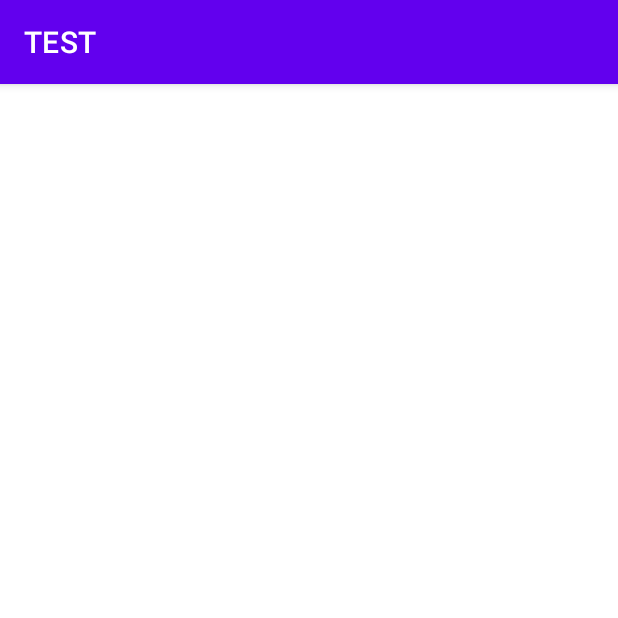
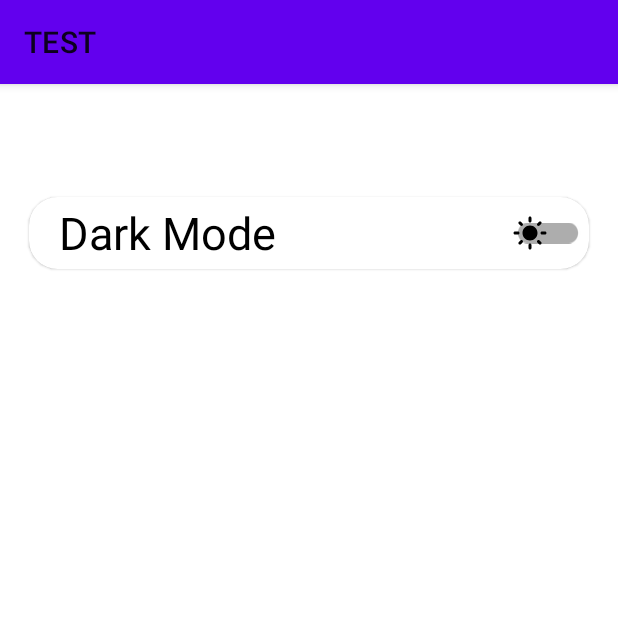
Before and after one commit to vinayakvigo/TEST, an Android app: the darkMode screen opened directly, with no data from a screen before it, on a phone screen of 412 x 824 dp, the top half of it. Run offline under Robolectric (Android 15) with nearby library versions, the phone set to English and light mode, and no system bars.

Commit message:
dark mode implemented

```diff
--- a/app/src/main/AndroidManifest.xml
+++ b/app/src/main/AndroidManifest.xml
@@ -17,7 +17,7 @@
         android:label="@string/app_name"
         android:roundIcon="@mipmap/ic_launcher_round"
         android:supportsRtl="true"
-        android:theme="@style/Theme.TEST"
+        android:theme="@style/Light"
         tools:ignore="ForegroundServicePermission"
         tools:targetApi="31">
         <activity
--- a/app/src/main/java/com/example/test/main/Task4/darkMode.java
+++ b/app/src/main/java/com/example/test/main/Task4/darkMode.java
@@ -1,17 +1,24 @@
 package com.example.test.main.Task4;
 
+import android.content.SharedPreferences;
+import android.graphics.drawable.ColorDrawable;
 import android.os.Bundle;
+import android.widget.CompoundButton;
 
 import androidx.activity.EdgeToEdge;
 import androidx.appcompat.app.AppCompatActivity;
+import androidx.appcompat.app.AppCompatDelegate;
 import androidx.core.graphics.Insets;
 import androidx.core.view.ViewCompat;
 import androidx.core.view.WindowInsetsCompat;
 
 import com.example.test.R;
+import com.google.android.material.switchmaterial.SwitchMaterial;
 
 public class darkMode extends AppCompatActivity {
 
+    boolean mode;
+    SwitchMaterial switchMaterial;
     @Override
     protected void onCreate(Bundle savedInstanceState) {
         super.onCreate(savedInstanceState);
@@ -22,5 +29,56 @@ public class darkMode extends AppCompatActivity {
             v.setPadding(systemBars.left, systemBars.top, systemBars.right, systemBars.bottom);
             return insets;
         });
+
+        switchMaterial = findViewById(R.id.t4DarkMode);
+        setInitialTask();
+
+
+        switchMaterial.setOnCheckedChangeListener(new CompoundButton.OnCheckedChangeListener() {
+            @Override
+            public void onCheckedChanged(CompoundButton buttonView, boolean isChecked) {
+                if (isChecked) {
+                    switchMaterial.setThumbResource(R.drawable.ic_dark_mode_24);
+                    HandleSharedPreferences(true);
+                    AppCompatDelegate.setDefaultNightMode(AppCompatDelegate.MODE_NIGHT_YES);
+
+
+
+                } else {
+                    switchMaterial.setThumbResource(R.drawable.baseline_light_mode_24);
+                    HandleSharedPreferences(false);
+                    AppCompatDelegate.setDefaultNightMode(AppCompatDelegate.MODE_NIGHT_NO);
+
+                }
+                //recreate();
+
+            }
+        });
+
+    }
+
+    private void setInitialTask() {
+        SharedPreferences preferences = getSharedPreferences("APP",MODE_PRIVATE);
+        mode = preferences.getBoolean("mode",false);
+        switchMaterial.setChecked(mode);
+        if (mode) {
+            switchMaterial.setThumbResource(R.drawable.ic_dark_mode_24);
+           // setTheme(R.style.DayNight);
+
+        } else {
+            switchMaterial.setThumbResource(R.drawable.baseline_light_mode_24);
+           // setTheme(R.style.Light);
+        }
+       //recreate();
+
+    }
+
+    private void HandleSharedPreferences(boolean mode) {
+
+        SharedPreferences preferences = getSharedPreferences("APP",MODE_PRIVATE);
+        SharedPreferences.Editor editor = preferences.edit();
+        editor.putBoolean("mode",mode);
+        editor.commit();
+
     }
 }
--- /dev/null
+++ b/app/src/main/res/drawable/baseline_light_mode_24.xml
@@ -0,0 +1,5 @@
+<vector xmlns:android="http://schemas.android.com/apk/res/android" android:height="24dp" android:tint="#000000" android:viewportHeight="24" android:viewportWidth="24" android:width="24dp">
+
+    <path android:fillColor="@android:color/white" android:pathData="M12,7c-2.76,0 -5,2.24 -5,5s2.24,5 5,5s5,-2.24 5,-5S14.76,7 12,7L12,7zM2,13l2,0c0.55,0 1,-0.45 1,-1s-0.45,-1 -1,-1l-2,0c-0.55,0 -1,0.45 -1,1S1.45,13 2,13zM20,13l2,0c0.55,0 1,-0.45 1,-1s-0.45,-1 -1,-1l-2,0c-0.55,0 -1,0.45 -1,1S19.45,13 20,13zM11,2v2c0,0.55 0.45,1 1,1s1,-0.45 1,-1V2c0,-0.55 -0.45,-1 -1,-1S11,1.45 11,2zM11,20v2c0,0.55 0.45,1 1,1s1,-0.45 1,-1v-2c0,-0.55 -0.45,-1 -1,-1C11.45,19 11,19.45 11,20zM5.99,4.58c-0.39,-0.39 -1.03,-0.39 -1.41,0c-0.39,0.39 -0.39,1.03 0,1.41l1.06,1.06c0.39,0.39 1.03,0.39 1.41,0s0.39,-1.03 0,-1.41L5.99,4.58zM18.36,16.95c-0.39,-0.39 -1.03,-0.39 -1.41,0c-0.39,0.39 -0.39,1.03 0,1.41l1.06,1.06c0.39,0.39 1.03,0.39 1.41,0c0.39,-0.39 0.39,-1.03 0,-1.41L18.36,16.95zM19.42,5.99c0.39,-0.39 0.39,-1.03 0,-1.41c-0.39,-0.39 -1.03,-0.39 -1.41,0l-1.06,1.06c-0.39,0.39 -0.39,1.03 0,1.41s1.03,0.39 1.41,0L19.42,5.99zM7.05,18.36c0.39,-0.39 0.39,-1.03 0,-1.41c-0.39,-0.39 -1.03,-0.39 -1.41,0l-1.06,1.06c-0.39,0.39 -0.39,1.03 0,1.41s1.03,0.39 1.41,0L7.05,18.36z"/>
+
+</vector>
--- /dev/null
+++ b/app/src/main/res/drawable/ic_dark_mode_24.xml
@@ -0,0 +1,5 @@
+<vector xmlns:android="http://schemas.android.com/apk/res/android" android:height="24dp" android:tint="#000000" android:viewportHeight="24" android:viewportWidth="24" android:width="24dp">
+
+    <path android:fillColor="@android:color/white" android:pathData="M12,3c-4.97,0 -9,4.03 -9,9s4.03,9 9,9s9,-4.03 9,-9c0,-0.46 -0.04,-0.92 -0.1,-1.36c-0.98,1.37 -2.58,2.26 -4.4,2.26c-2.98,0 -5.4,-2.42 -5.4,-5.4c0,-1.81 0.89,-3.42 2.26,-4.4C12.92,3.04 12.46,3 12,3L12,3z"/>
+
+</vector>
--- a/app/src/main/res/layout/activity_dark_mode.xml
+++ b/app/src/main/res/layout/activity_dark_mode.xml
@@ -1,10 +1,47 @@
 <?xml version="1.0" encoding="utf-8"?>
-<androidx.constraintlayout.widget.ConstraintLayout xmlns:android="http://schemas.android.com/apk/res/android"
+<LinearLayout xmlns:android="http://schemas.android.com/apk/res/android"
     xmlns:app="http://schemas.android.com/apk/res-auto"
     xmlns:tools="http://schemas.android.com/tools"
     android:id="@+id/main"
     android:layout_width="match_parent"
     android:layout_height="match_parent"
-    tools:context=".main.Task4.darkMode">
+    tools:context=".main.Task4.darkMode"
+    android:orientation="vertical"
+    android:layout_marginTop="56dp"
+    style="@style/mode">
 
-</androidx.constraintlayout.widget.ConstraintLayout>
+    <com.google.android.material.card.MaterialCardView
+        android:layout_width="match_parent"
+        android:layout_height="wrap_content"
+        android:layout_margin="19dp"
+        app:cardCornerRadius="19dp">
+        <LinearLayout
+            android:layout_width="match_parent"
+            android:layout_height="match_parent"
+            android:orientation="vertical">
+
+
+            <com.google.android.material.switchmaterial.SwitchMaterial
+                android:layout_width="350dp"
+                android:layout_height="wrap_content"
+                android:text="Dark Mode"
+                android:textSize="30dp"
+                android:checked="false"
+                android:layout_marginLeft="20dp"
+                android:id="@+id/t4DarkMode"
+                android:thumb="@drawable/baseline_light_mode_24"
+                app:thumbTint= "#FF9800"
+
+
+                >
+
+            </com.google.android.material.switchmaterial.SwitchMaterial>
+
+
+
+
+        </LinearLayout>
+    </com.google.android.material.card.MaterialCardView>
+
+
+</LinearLayout>
--- a/app/src/main/res/values-night/themes.xml
+++ b/app/src/main/res/values-night/themes.xml
@@ -1,6 +1,6 @@
 <resources xmlns:tools="http://schemas.android.com/tools">
     <!-- Base application theme. -->
-    <style name="Theme.TEST" parent="Theme.MaterialComponents.DayNight.DarkActionBar">
+    <style name="Light" parent="Theme.MaterialComponents.Light">
         <!-- Primary brand color. -->
         <item name="colorPrimary">@color/purple_200</item>
         <item name="colorPrimaryVariant">@color/purple_700</item>
@@ -11,6 +11,16 @@
         <item name="colorOnSecondary">@color/black</item>
         <!-- Status bar color. -->
         <item name="android:statusBarColor">?attr/colorPrimaryVariant</item>
+
+
         <!-- Customize your theme here. -->
     </style>
+
+    <style name="mode">
+        <item name="android:background">#95DDCFCF</item>
+        <item name="android:textColor">#000000</item>
+
+    </style>
+
+
 </resources>
--- a/app/src/main/res/values/colors.xml
+++ b/app/src/main/res/values/colors.xml
@@ -7,4 +7,6 @@
     <color name="teal_700">#FF018786</color>
     <color name="black">#FF000000</color>
     <color name="white">#FFFFFFFF</color>
+    <color name="green">#8BC34A</color>
+
 </resources>
--- a/app/src/main/res/values/themes.xml
+++ b/app/src/main/res/values/themes.xml
@@ -1,6 +1,6 @@
 <resources xmlns:tools="http://schemas.android.com/tools">
     <!-- Base application theme. -->
-    <style name="Theme.TEST" parent="Theme.MaterialComponents.DayNight.DarkActionBar">
+    <style name="Light" parent="Theme.MaterialComponents.Light">
         <!-- Primary brand color. -->
         <item name="colorPrimary">@color/purple_500</item>
         <item name="colorPrimaryVariant">@color/purple_700</item>
@@ -11,6 +11,22 @@
         <item name="colorOnSecondary">@color/black</item>
         <!-- Status bar color. -->
         <item name="android:statusBarColor">?attr/colorPrimaryVariant</item>
+
         <!-- Customize your theme here. -->
+
     </style>
+
+    <!-- Customize your theme here. -->
+
+<style name="mode">
+    <item name="android:background">#FFFFFF</item>
+    <item name="android:textColor">#000000</item>
+</style>
+
+    <!-- Customize your theme here. -->
+
+
+
+
+
 </resources>
```
Also changed, not shown: 1 other file.
